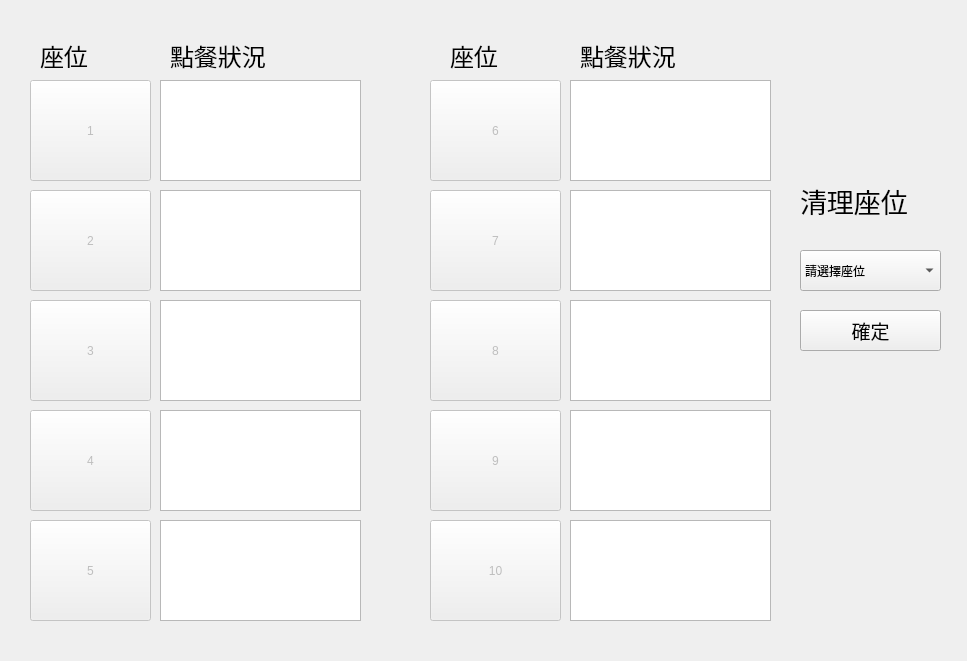
Above: RMS/staff_manage.ui from hank-wu/OOAD before the change. Below: the same form after it.
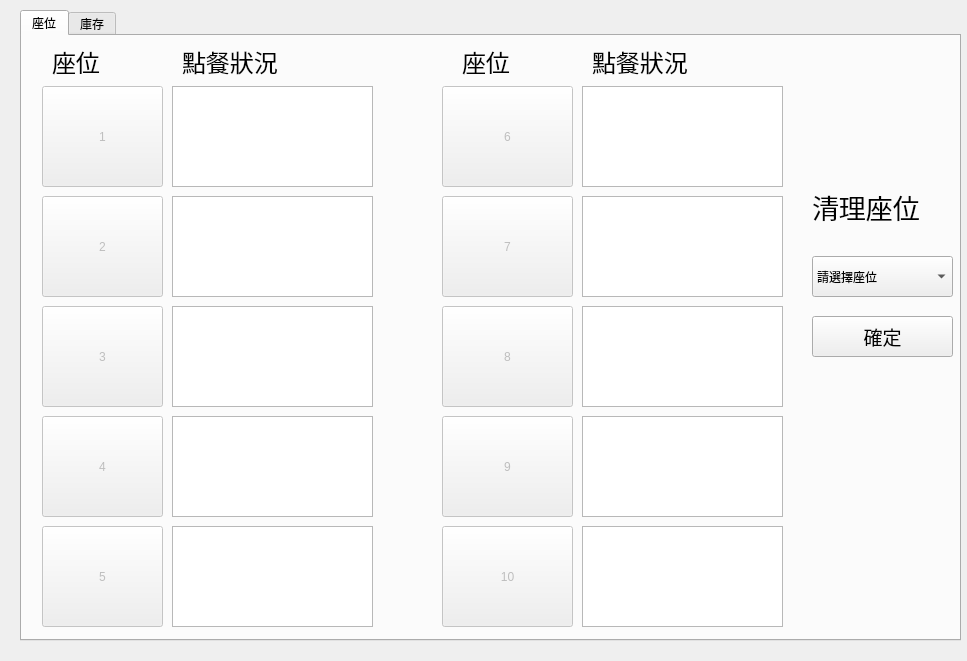
That is the form after the change. The open tabs and pages were chosen to show the change.

```diff
--- a/RMS/staff_manage.ui
+++ b/RMS/staff_manage.ui
@@ -13,14 +13,42 @@
   <property name="windowTitle">
    <string>員工端</string>
   </property>
+  <widget class="QTabWidget" name="tabWidget">
+   <property name="geometry">
+    <rect>
+     <x>20</x>
+     <y>10</y>
+     <width>941</width>
+     <height>631</height>
+    </rect>
+   </property>
+   <property name="minimumSize">
+    <size>
+     <width>0</width>
+     <height>631</height>
+    </size>
+   </property>
+   <property name="currentIndex">
+    <number>1</number>
+   </property>
+   <property name="iconSize">
+    <size>
+     <width>16</width>
+     <height>16</height>
+    </size>
+   </property>
+   <widget class="QWidget" name="tab_3">
+    <attribute name="title">
+     <string>座位</string>
+    </attribute>
   <widget class="QPushButton" name="seatFive">
    <property name="enabled">
     <bool>false</bool>
    </property>
    <property name="geometry">
     <rect>
-     <x>30</x>
-     <y>520</y>
+       <x>20</x>
+       <y>490</y>
      <width>121</width>
      <height>101</height>
     </rect>
@@ -29,20 +57,88 @@
     <string>5</string>
    </property>
   </widget>
-  <widget class="QPushButton" name="seatThree">
+    <widget class="QPushButton" name="seatSeven">
    <property name="enabled">
     <bool>false</bool>
    </property>
    <property name="geometry">
     <rect>
+       <x>420</x>
+       <y>160</y>
+       <width>131</width>
+       <height>101</height>
+      </rect>
+     </property>
+     <property name="text">
+      <string>7</string>
+     </property>
+    </widget>
+    <widget class="QLabel" name="orderLabelOne">
+     <property name="geometry">
+      <rect>
+       <x>160</x>
+       <y>10</y>
+       <width>131</width>
+       <height>31</height>
+      </rect>
+     </property>
+     <property name="font">
+      <font>
+       <family>Agency FB</family>
+       <pointsize>18</pointsize>
+      </font>
+     </property>
+     <property name="text">
+      <string>點餐狀況</string>
+     </property>
+    </widget>
+    <widget class="QTextBrowser" name="orderSeven">
+     <property name="geometry">
+      <rect>
+       <x>560</x>
+       <y>160</y>
+       <width>201</width>
+       <height>101</height>
+      </rect>
+     </property>
+    </widget>
+    <widget class="QTextBrowser" name="orderThree">
+     <property name="geometry">
+      <rect>
+       <x>150</x>
+       <y>270</y>
+       <width>201</width>
+       <height>101</height>
+      </rect>
+     </property>
+    </widget>
+    <widget class="QTextBrowser" name="orderNine">
+     <property name="geometry">
+      <rect>
+       <x>560</x>
+       <y>380</y>
+       <width>201</width>
+       <height>101</height>
+      </rect>
+     </property>
+    </widget>
+    <widget class="QLabel" name="seatLabel">
+     <property name="geometry">
+      <rect>
      <x>30</x>
-     <y>300</y>
-     <width>121</width>
-     <height>101</height>
-    </rect>
-   </property>
+       <y>10</y>
+       <width>111</width>
+       <height>31</height>
+      </rect>
+     </property>
+     <property name="font">
+      <font>
+       <family>Agency FB</family>
+       <pointsize>18</pointsize>
+      </font>
+     </property>
    <property name="text">
-    <string>3</string>
+      <string>座位</string>
    </property>
   </widget>
   <widget class="QPushButton" name="seatTen">
@@ -51,8 +147,8 @@
    </property>
    <property name="geometry">
     <rect>
-     <x>430</x>
-     <y>520</y>
+       <x>420</x>
+       <y>490</y>
      <width>131</width>
      <height>101</height>
     </rect>
@@ -61,14 +157,30 @@
     <string>10</string>
    </property>
   </widget>
+    <widget class="QPushButton" name="seatNine">
+     <property name="enabled">
+      <bool>false</bool>
+     </property>
+     <property name="geometry">
+      <rect>
+       <x>420</x>
+       <y>380</y>
+       <width>131</width>
+       <height>101</height>
+      </rect>
+     </property>
+     <property name="text">
+      <string>9</string>
+     </property>
+    </widget>
   <widget class="QPushButton" name="seatTwo">
    <property name="enabled">
     <bool>false</bool>
    </property>
    <property name="geometry">
     <rect>
-     <x>30</x>
-     <y>190</y>
+       <x>20</x>
+       <y>160</y>
      <width>121</width>
      <height>101</height>
     </rect>
@@ -82,20 +194,68 @@
     <string>2</string>
    </property>
   </widget>
-  <widget class="QPushButton" name="seatSix">
+    <widget class="QLabel" name="seatSelector">
+     <property name="geometry">
+      <rect>
+       <x>790</x>
+       <y>150</y>
+       <width>141</width>
+       <height>41</height>
+      </rect>
+     </property>
+     <property name="font">
+      <font>
+       <family>Agency FB</family>
+       <pointsize>20</pointsize>
+      </font>
+     </property>
+     <property name="text">
+      <string>清理座位</string>
+     </property>
+    </widget>
+    <widget class="QLabel" name="seatLabeTwo">
+     <property name="geometry">
+      <rect>
+       <x>440</x>
+       <y>10</y>
+       <width>111</width>
+       <height>31</height>
+      </rect>
+     </property>
+     <property name="font">
+      <font>
+       <family>Agency FB</family>
+       <pointsize>18</pointsize>
+      </font>
+     </property>
+     <property name="text">
+      <string>座位</string>
+     </property>
+    </widget>
+    <widget class="QPushButton" name="seatEight">
    <property name="enabled">
     <bool>false</bool>
    </property>
    <property name="geometry">
     <rect>
-     <x>430</x>
-     <y>80</y>
+       <x>420</x>
+       <y>270</y>
      <width>131</width>
      <height>101</height>
     </rect>
    </property>
    <property name="text">
-    <string>6</string>
+      <string>8</string>
+     </property>
+    </widget>
+    <widget class="QTextBrowser" name="orderFive">
+     <property name="geometry">
+      <rect>
+       <x>150</x>
+       <y>490</y>
+       <width>201</width>
+       <height>101</height>
+      </rect>
    </property>
   </widget>
   <widget class="QPushButton" name="seatFour">
@@ -104,8 +264,8 @@
    </property>
    <property name="geometry">
     <rect>
-     <x>30</x>
-     <y>410</y>
+       <x>20</x>
+       <y>380</y>
      <width>121</width>
      <height>101</height>
     </rect>
@@ -114,20 +274,94 @@
     <string>4</string>
    </property>
   </widget>
-  <widget class="QPushButton" name="seatSeven">
+    <widget class="QLabel" name="orderLabelTwo">
+     <property name="geometry">
+      <rect>
+       <x>570</x>
+       <y>10</y>
+       <width>131</width>
+       <height>31</height>
+      </rect>
+     </property>
+     <property name="font">
+      <font>
+       <family>Agency FB</family>
+       <pointsize>18</pointsize>
+      </font>
+     </property>
+     <property name="text">
+      <string>點餐狀況</string>
+     </property>
+    </widget>
+    <widget class="QTextBrowser" name="orderOne">
+     <property name="geometry">
+      <rect>
+       <x>150</x>
+       <y>50</y>
+       <width>201</width>
+       <height>101</height>
+      </rect>
+     </property>
+    </widget>
+    <widget class="QTextBrowser" name="orderFour">
+     <property name="geometry">
+      <rect>
+       <x>150</x>
+       <y>380</y>
+       <width>201</width>
+       <height>101</height>
+      </rect>
+     </property>
+    </widget>
+    <widget class="QPushButton" name="determineButton">
+     <property name="geometry">
+      <rect>
+       <x>790</x>
+       <y>280</y>
+       <width>141</width>
+       <height>41</height>
+      </rect>
+     </property>
+     <property name="font">
+      <font>
+       <family>Agency FB</family>
+       <pointsize>14</pointsize>
+      </font>
+     </property>
+     <property name="text">
+      <string>確定</string>
+     </property>
+    </widget>
+    <widget class="QPushButton" name="seatThree">
    <property name="enabled">
     <bool>false</bool>
    </property>
    <property name="geometry">
     <rect>
-     <x>430</x>
-     <y>190</y>
+       <x>20</x>
+       <y>270</y>
+       <width>121</width>
+       <height>101</height>
+      </rect>
+     </property>
+     <property name="text">
+      <string>3</string>
+     </property>
+    </widget>
+    <widget class="QPushButton" name="seatSix">
+     <property name="enabled">
+      <bool>false</bool>
+     </property>
+     <property name="geometry">
+      <rect>
+       <x>420</x>
+       <y>50</y>
      <width>131</width>
      <height>101</height>
     </rect>
    </property>
    <property name="text">
-    <string>7</string>
+      <string>6</string>
    </property>
   </widget>
   <widget class="QPushButton" name="seatOne">
@@ -136,8 +370,8 @@
    </property>
    <property name="geometry">
     <rect>
-     <x>30</x>
-     <y>80</y>
+       <x>20</x>
+       <y>50</y>
      <width>121</width>
      <height>101</height>
     </rect>
@@ -151,143 +385,11 @@
     <string>1</string>
    </property>
   </widget>
-  <widget class="QPushButton" name="seatEight">
-   <property name="enabled">
-    <bool>false</bool>
-   </property>
-   <property name="geometry">
-    <rect>
-     <x>430</x>
-     <y>300</y>
-     <width>131</width>
-     <height>101</height>
-    </rect>
-   </property>
-   <property name="text">
-    <string>8</string>
-   </property>
-  </widget>
-  <widget class="QPushButton" name="seatNine">
-   <property name="enabled">
-    <bool>false</bool>
-   </property>
-   <property name="geometry">
-    <rect>
-     <x>430</x>
-     <y>410</y>
-     <width>131</width>
-     <height>101</height>
-    </rect>
-   </property>
-   <property name="text">
-    <string>9</string>
-   </property>
-  </widget>
-  <widget class="QTextBrowser" name="orderOne">
-   <property name="geometry">
-    <rect>
-     <x>160</x>
-     <y>80</y>
-     <width>201</width>
-     <height>101</height>
-    </rect>
-   </property>
-  </widget>
-  <widget class="QTextBrowser" name="orderTwo">
-   <property name="geometry">
-    <rect>
-     <x>160</x>
-     <y>190</y>
-     <width>201</width>
-     <height>101</height>
-    </rect>
-   </property>
-  </widget>
-  <widget class="QTextBrowser" name="orderThree">
-   <property name="geometry">
-    <rect>
-     <x>160</x>
-     <y>300</y>
-     <width>201</width>
-     <height>101</height>
-    </rect>
-   </property>
-  </widget>
-  <widget class="QTextBrowser" name="orderFour">
-   <property name="geometry">
-    <rect>
-     <x>160</x>
-     <y>410</y>
-     <width>201</width>
-     <height>101</height>
-    </rect>
-   </property>
-  </widget>
-  <widget class="QTextBrowser" name="orderFive">
-   <property name="geometry">
-    <rect>
-     <x>160</x>
-     <y>520</y>
-     <width>201</width>
-     <height>101</height>
-    </rect>
-   </property>
-  </widget>
-  <widget class="QTextBrowser" name="orderSix">
-   <property name="geometry">
-    <rect>
-     <x>570</x>
-     <y>80</y>
-     <width>201</width>
-     <height>101</height>
-    </rect>
-   </property>
-  </widget>
-  <widget class="QTextBrowser" name="orderSeven">
-   <property name="geometry">
-    <rect>
-     <x>570</x>
-     <y>190</y>
-     <width>201</width>
-     <height>101</height>
-    </rect>
-   </property>
-  </widget>
-  <widget class="QTextBrowser" name="orderEight">
-   <property name="geometry">
-    <rect>
-     <x>570</x>
-     <y>300</y>
-     <width>201</width>
-     <height>101</height>
-    </rect>
-   </property>
-  </widget>
-  <widget class="QTextBrowser" name="orderNine">
-   <property name="geometry">
-    <rect>
-     <x>570</x>
-     <y>410</y>
-     <width>201</width>
-     <height>101</height>
-    </rect>
-   </property>
-  </widget>
-  <widget class="QTextBrowser" name="orderTen">
-   <property name="geometry">
-    <rect>
-     <x>570</x>
-     <y>520</y>
-     <width>201</width>
-     <height>101</height>
-    </rect>
-   </property>
-  </widget>
   <widget class="QComboBox" name="seatCombo">
    <property name="geometry">
     <rect>
-     <x>800</x>
-     <y>250</y>
+       <x>790</x>
+       <y>220</y>
      <width>141</width>
      <height>41</height>
     </rect>
@@ -298,119 +400,199 @@
     </property>
    </item>
   </widget>
-  <widget class="QLabel" name="seatSelector">
+    <widget class="QTextBrowser" name="orderEight">
    <property name="geometry">
     <rect>
-     <x>800</x>
-     <y>180</y>
-     <width>141</width>
-     <height>41</height>
-    </rect>
-   </property>
-   <property name="font">
-    <font>
-     <family>Agency FB</family>
-     <pointsize>20</pointsize>
-    </font>
-   </property>
-   <property name="text">
-    <string>清理座位</string>
-   </property>
-  </widget>
-  <widget class="QPushButton" name="determineButton">
+       <x>560</x>
+       <y>270</y>
+       <width>201</width>
+       <height>101</height>
+      </rect>
+     </property>
+    </widget>
+    <widget class="QTextBrowser" name="orderTwo">
+     <property name="geometry">
+      <rect>
+       <x>150</x>
+       <y>160</y>
+       <width>201</width>
+       <height>101</height>
+      </rect>
+     </property>
+    </widget>
+    <widget class="QTextBrowser" name="orderSix">
+     <property name="geometry">
+      <rect>
+       <x>560</x>
+       <y>50</y>
+       <width>201</width>
+       <height>101</height>
+      </rect>
+     </property>
+    </widget>
+    <widget class="QTextBrowser" name="orderTen">
    <property name="geometry">
     <rect>
-     <x>800</x>
-     <y>310</y>
-     <width>141</width>
-     <height>41</height>
-    </rect>
-   </property>
+       <x>560</x>
+       <y>490</y>
+       <width>201</width>
+       <height>101</height>
+      </rect>
+     </property>
+    </widget>
+   </widget>
+   <widget class="QWidget" name="tab_4">
+    <attribute name="title">
+     <string>庫存</string>
+    </attribute>
+    <widget class="QTableWidget" name="menuTable">
+     <property name="enabled">
+      <bool>true</bool>
+     </property>
+     <property name="geometry">
+      <rect>
+       <x>30</x>
+       <y>30</y>
+       <width>641</width>
+       <height>541</height>
+      </rect>
+     </property>
    <property name="font">
     <font>
      <family>Agency FB</family>
      <pointsize>14</pointsize>
     </font>
    </property>
-   <property name="text">
-    <string>確定</string>
-   </property>
-  </widget>
-  <widget class="QLabel" name="seatLabel">
-   <property name="geometry">
-    <rect>
-     <x>40</x>
-     <y>40</y>
-     <width>111</width>
-     <height>31</height>
-    </rect>
-   </property>
+     <property name="horizontalScrollBarPolicy">
+      <enum>Qt::ScrollBarAlwaysOff</enum>
+     </property>
+     <property name="autoScrollMargin">
+      <number>16</number>
+     </property>
+     <property name="editTriggers">
+      <set>QAbstractItemView::NoEditTriggers</set>
+     </property>
+     <property name="selectionBehavior">
+      <enum>QAbstractItemView::SelectRows</enum>
+     </property>
+     <property name="textElideMode">
+      <enum>Qt::ElideRight</enum>
+     </property>
+     <property name="showGrid">
+      <bool>true</bool>
+     </property>
+     <property name="wordWrap">
+      <bool>true</bool>
+     </property>
+     <property name="cornerButtonEnabled">
+      <bool>true</bool>
+     </property>
+     <attribute name="horizontalHeaderVisible">
+      <bool>false</bool>
+     </attribute>
+     <attribute name="horizontalHeaderCascadingSectionResizes">
+      <bool>false</bool>
+     </attribute>
+     <attribute name="horizontalHeaderDefaultSectionSize">
+      <number>131</number>
+     </attribute>
+     <attribute name="horizontalHeaderHighlightSections">
+      <bool>false</bool>
+     </attribute>
+     <attribute name="horizontalHeaderMinimumSectionSize">
+      <number>42</number>
+     </attribute>
+     <attribute name="horizontalHeaderStretchLastSection">
+      <bool>true</bool>
+     </attribute>
+     <attribute name="verticalHeaderVisible">
+      <bool>false</bool>
+     </attribute>
+     <attribute name="verticalHeaderDefaultSectionSize">
+      <number>50</number>
+     </attribute>
+     <attribute name="verticalHeaderHighlightSections">
+      <bool>false</bool>
+     </attribute>
+     <attribute name="verticalHeaderMinimumSectionSize">
+      <number>60</number>
+     </attribute>
+     <attribute name="verticalHeaderStretchLastSection">
+      <bool>false</bool>
+     </attribute>
+     <column>
+      <property name="text">
+       <string>名稱</string>
+      </property>
    <property name="font">
     <font>
      <family>Agency FB</family>
-     <pointsize>18</pointsize>
-    </font>
-   </property>
+        <pointsize>10</pointsize>
+       </font>
+      </property>
+     </column>
+     <column>
    <property name="text">
-    <string>座位</string>
-   </property>
-  </widget>
-  <widget class="QLabel" name="seatLabeTwo">
-   <property name="geometry">
-    <rect>
-     <x>450</x>
-     <y>40</y>
-     <width>111</width>
-     <height>31</height>
-    </rect>
-   </property>
+       <string>價格</string>
+      </property>
    <property name="font">
     <font>
      <family>Agency FB</family>
-     <pointsize>18</pointsize>
-    </font>
-   </property>
+        <pointsize>10</pointsize>
+       </font>
+      </property>
+     </column>
+     <column>
    <property name="text">
-    <string>座位</string>
-   </property>
-  </widget>
-  <widget class="QLabel" name="orderLabelOne">
+       <string>餐點敘述</string>
+      </property>
+      <property name="font">
+       <font>
+        <family>Agency FB</family>
+        <pointsize>10</pointsize>
+       </font>
+      </property>
+     </column>
+    </widget>
+    <widget class="QPushButton" name="addButton">
    <property name="geometry">
     <rect>
-     <x>170</x>
-     <y>40</y>
-     <width>131</width>
-     <height>31</height>
+       <x>730</x>
+       <y>330</y>
+       <width>141</width>
+       <height>41</height>
     </rect>
    </property>
    <property name="font">
     <font>
      <family>Agency FB</family>
-     <pointsize>18</pointsize>
+       <pointsize>14</pointsize>
     </font>
    </property>
    <property name="text">
-    <string>點餐狀況</string>
-   </property>
-  </widget>
-  <widget class="QLabel" name="orderLabelTwo">
+      <string>+</string>
+     </property>
+    </widget>
+    <widget class="QPushButton" name="removeButton">
    <property name="geometry">
     <rect>
-     <x>580</x>
-     <y>40</y>
-     <width>131</width>
-     <height>31</height>
+       <x>730</x>
+       <y>430</y>
+       <width>141</width>
+       <height>41</height>
     </rect>
    </property>
    <property name="font">
     <font>
      <family>Agency FB</family>
-     <pointsize>18</pointsize>
+       <pointsize>14</pointsize>
     </font>
    </property>
    <property name="text">
-    <string>點餐狀況</string>
-   </property>
+      <string>-</string>
+     </property>
+    </widget>
+   </widget>
   </widget>
  </widget>
  <resources/>
```
Lines whose indentation alone changed are shown as unchanged.
